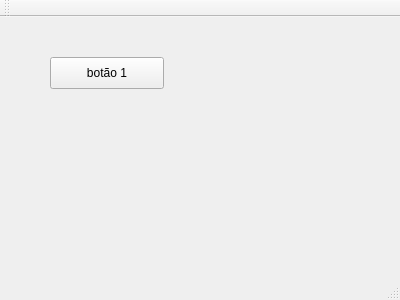
rogerresmini/mammothermogramCAD, file mainwindow.ui: the form before one commit.
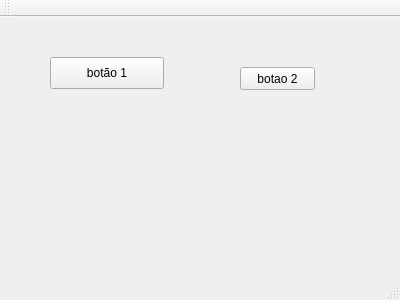
The form after the commit.

Commit message: Mais um botao.

```diff
--- a/mainwindow.ui
+++ b/mainwindow.ui
@@ -27,6 +27,19 @@
      <string>botão 1</string>
     </property>
    </widget>
+   <widget class="QPushButton" name="pushButton_2">
+    <property name="geometry">
+     <rect>
+      <x>240</x>
+      <y>50</y>
+      <width>75</width>
+      <height>23</height>
+     </rect>
+    </property>
+    <property name="text">
+     <string>botao 2</string>
+    </property>
+   </widget>
   </widget>
   <widget class="QMenuBar" name="menuBar">
    <property name="geometry">
```
Left out of the diff: 2 changed lines with no effect on the pictures.
